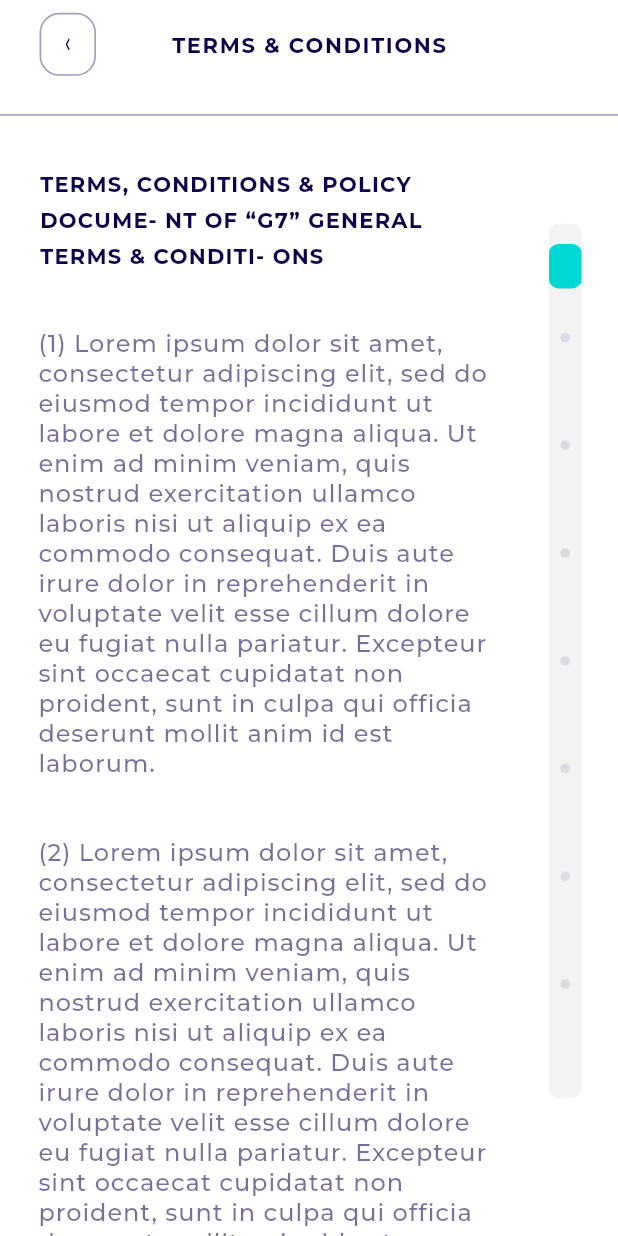
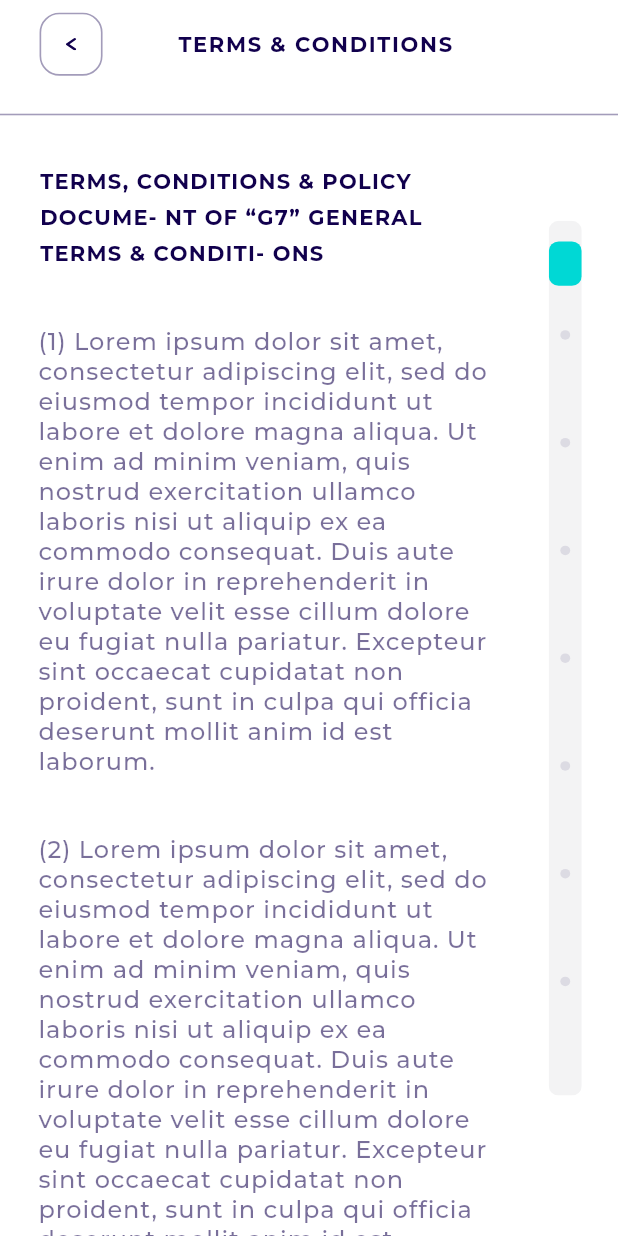
Before and after one commit to mmstq/truckz, a Flutter app: the CustomerCarePageScreen screen opened by its route, on a phone screen of 412 x 824 dp. Run offline on Flutter 3.47's test engine with Material 2 defaults, Android fonts, the phone set to English and light mode, and no system bars; our stand-ins replace cached_network_image, connectivity_plus, flutter_otp_text_field, flutter_svg, get, like_button and 2 more; missing offline and left inert: draggable_scrollbar, searchbar_animation; accounts and stored records are empty.

Commit message:
Update by Aadil

```diff
--- a/lib/presentation/customer_care_page_screen/controller/customer_care_page_controller.dart
+++ b/lib/presentation/customer_care_page_screen/controller/customer_care_page_controller.dart
@@ -1,17 +1,21 @@
+import 'package:flutter/cupertino.dart';
 import 'package:truck_booking/core/app_export.dart';
 import 'package:truck_booking/presentation/customer_care_page_screen/models/customer_care_page_model.dart';
 
 class CustomerCarePageController extends GetxController {
   Rx<CustomerCarePageModel> customerCarePageModelObj =
       CustomerCarePageModel().obs;
+  ScrollController scrollController = ScrollController();
 
   @override
   void onReady() {
     super.onReady();
+    scrollController = ScrollController();
   }
 
   @override
   void onClose() {
+    scrollController?.dispose();
     super.onClose();
   }
 }
--- a/lib/presentation/customer_care_page_screen/customer_care_page_screen.dart
+++ b/lib/presentation/customer_care_page_screen/customer_care_page_screen.dart
@@ -1,3 +1,6 @@
+import 'package:truck_booking/widgets/custom_scrollbarWidget.dart';
+import 'package:velocity_x/velocity_x.dart';
+
 import 'controller/customer_care_page_controller.dart';
 import 'package:flutter/material.dart';
 import 'package:truck_booking/core/app_export.dart';
@@ -11,27 +14,48 @@ class CustomerCarePageScreen extends GetWidget<CustomerCarePageController> {
     return SafeArea(
         child: Scaffold(
             backgroundColor: ColorConstant.whiteA700,
-            appBar: CustomAppBar(
-                height: getVerticalSize(56.00),
-                leadingWidth: 64,
-                leading: AppbarIconbutton(
+            appBar: PreferredSize(
+              preferredSize: Size.fromHeight(75.4),
+              child: Column(
+                children: [
+                  Row(
+                    mainAxisAlignment: MainAxisAlignment.start,
+                    children: [
+                      AppbarIconbutton(
                           svgPath: ImageConstant.imgArrowleft,
                           margin: getMargin(left: 24, top: 8, bottom: 8),
                           onTap: onTapArrowleft10),
-                centerTitle: true,
-                title: AppbarTitle(text: "msg_terms_conditions2".tr)),
-            body: SingleChildScrollView(
-              child: Column(
-                  mainAxisSize: MainAxisSize.min,
-                  crossAxisAlignment: CrossAxisAlignment.start,
-                  mainAxisAlignment: MainAxisAlignment.end,
-                  children: [
+                      50.widthBox,
+                      AppbarTitle(text: "msg_terms_conditions2".tr)
+                    ],
+                  ),
                   Container(
                       height: getVerticalSize(1.00),
                       width: size.width,
                       margin: getMargin(top: 16),
                       decoration:
                       BoxDecoration(color: ColorConstant.gray90063)),
+                ],
+              ),
+            ),
+            // CustomAppBar(
+            //     height: getVerticalSize(56.00),
+            //     leadingWidth: 64,
+            //     leading: AppbarIconbutton(
+            //         svgPath: ImageConstant.imgArrowleft,
+            //         margin: getMargin(left: 24, top: 8, bottom: 8),
+            //         onTap: onTapArrowleft10),
+            //     centerTitle: true,
+            //     title: AppbarTitle(text: "msg_terms_conditions2".tr)),
+            body: ListView.builder(
+                controller: controller.scrollController,
+                itemCount: 1,
+                  itemBuilder: (ctx, index) {
+                return Column(
+                        mainAxisSize: MainAxisSize.min,
+                        crossAxisAlignment: CrossAxisAlignment.start,
+                        mainAxisAlignment: MainAxisAlignment.end,
+                        children: [
                           Align(
                               alignment: Alignment.center,
                               child: Padding(
@@ -87,8 +111,11 @@ class CustomerCarePageScreen extends GetWidget<CustomerCarePageController> {
                                                 height: getVerticalSize(552.00),
                                                 width: getHorizontalSize(20.00)))
                                       ])))
-                  ]),
-            )));
+
+                        ]
+                    );
+              }),
+            ));
   }
 
   onTapArrowleft10() {
--- a/pubspec.yaml
+++ b/pubspec.yaml
@@ -19,6 +19,8 @@ dependencies:
   intl: ^0.17.0
   velocity_x:
   searchbar_animation:
+  draggable_scrollbar:
+
 
 dev_dependencies:
   flutter_test:
```
Also changed, not shown: lib/widgets/custom_scrollbarWidget.dart (added, +38 -0 lines), pubspec.lock, 2 other files. Lines whose indentation alone changed are shown as unchanged.
